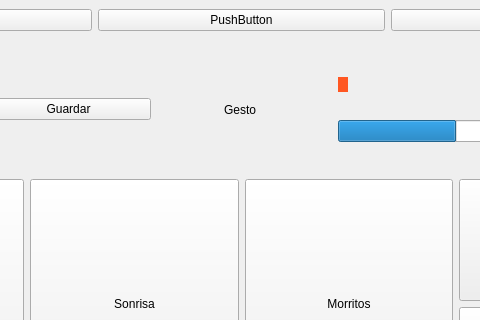
Old version of the form prueba.ui in the repository Ivigaga/TFG; both pictures show x 427 to 907 and y 0 to 320 of the 1113 by 725 pixel window.
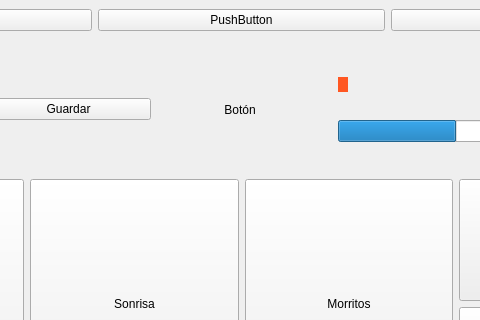
New version of the form. The open tabs and pages were chosen to show the change. Icons and pictures are not drawn.

Commit message:
Navegación a menú de gestos
La navegación hasta el menú de gestos funciona en ambos sentidos.
Añadida  la lógica para que cada botón se relacione con un gesto.

```diff
--- a/prueba.ui
+++ b/prueba.ui
@@ -372,7 +372,7 @@
                 <item>
                  <widget class="QLabel" name="label">
                   <property name="text">
-                   <string>Gesto</string>
+                   <string>Botón</string>
                   </property>
                   <property name="alignment">
                    <set>Qt::AlignmentFlag::AlignCenter</set>
```
Left out of the diff: 56 changed lines with no effect on the pictures. The commit also changes 2 other files.
